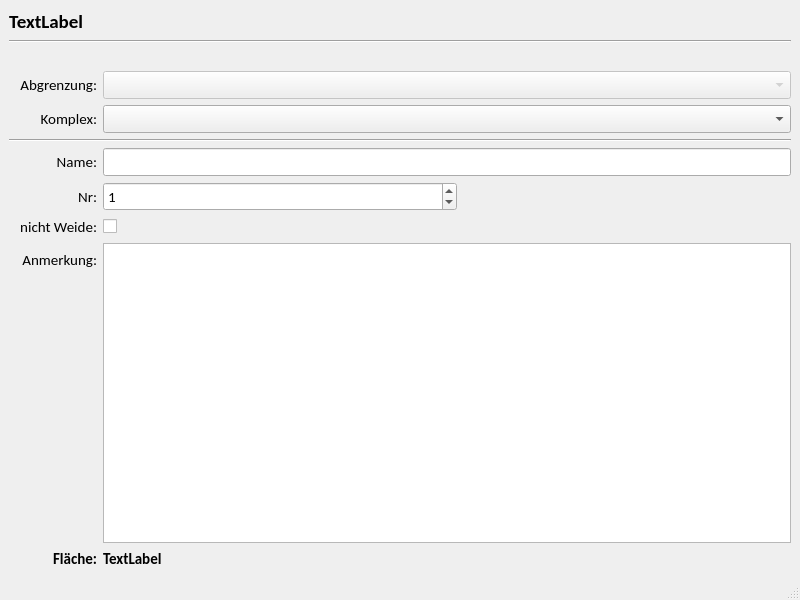
Old version of the form app_core/scopes/koppel/koppel.ui in the repository gidhoog/AlmGIS.
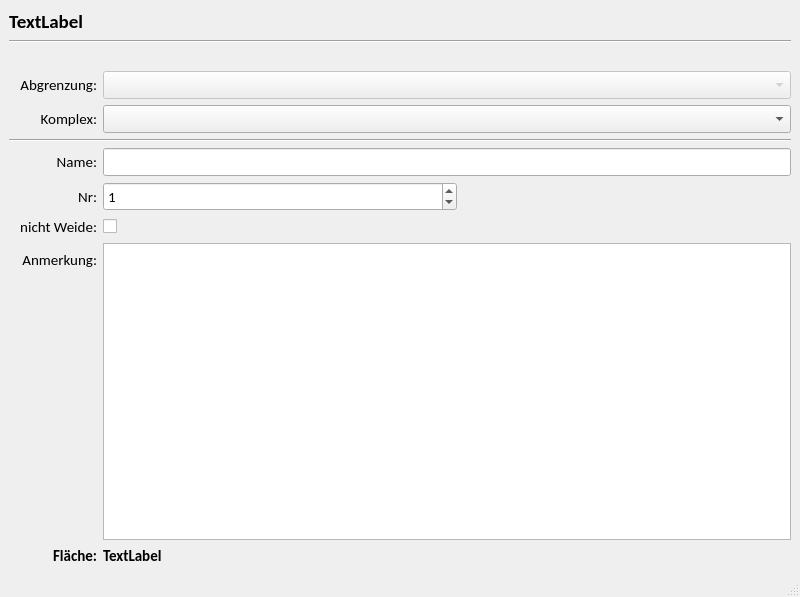
New version of the form. Custom widgets are drawn as their Qt base class.

The edit to the form file:
```diff
--- a/app_core/scopes/koppel/koppel.ui
+++ b/app_core/scopes/koppel/koppel.ui
@@ -7,7 +7,7 @@
     <x>0</x>
     <y>0</y>
     <width>800</width>
-    <height>600</height>
+    <height>597</height>
    </rect>
   </property>
   <property name="windowTitle">
```
Left out of the diff: 2 changed lines with no effect on the pictures.
